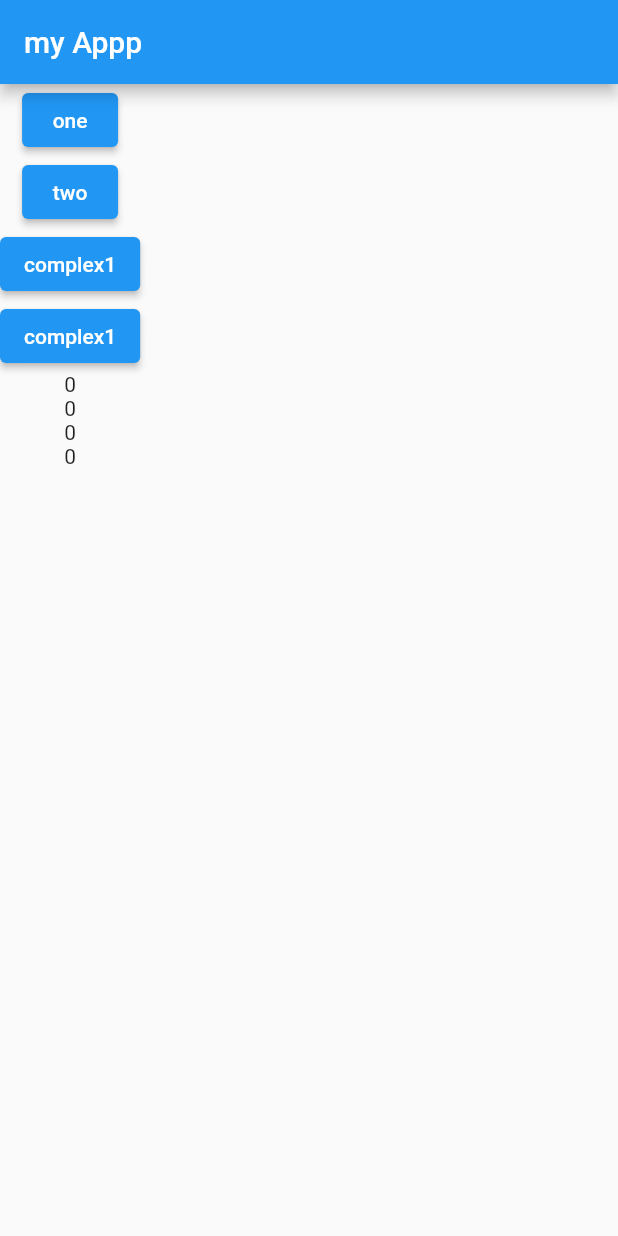
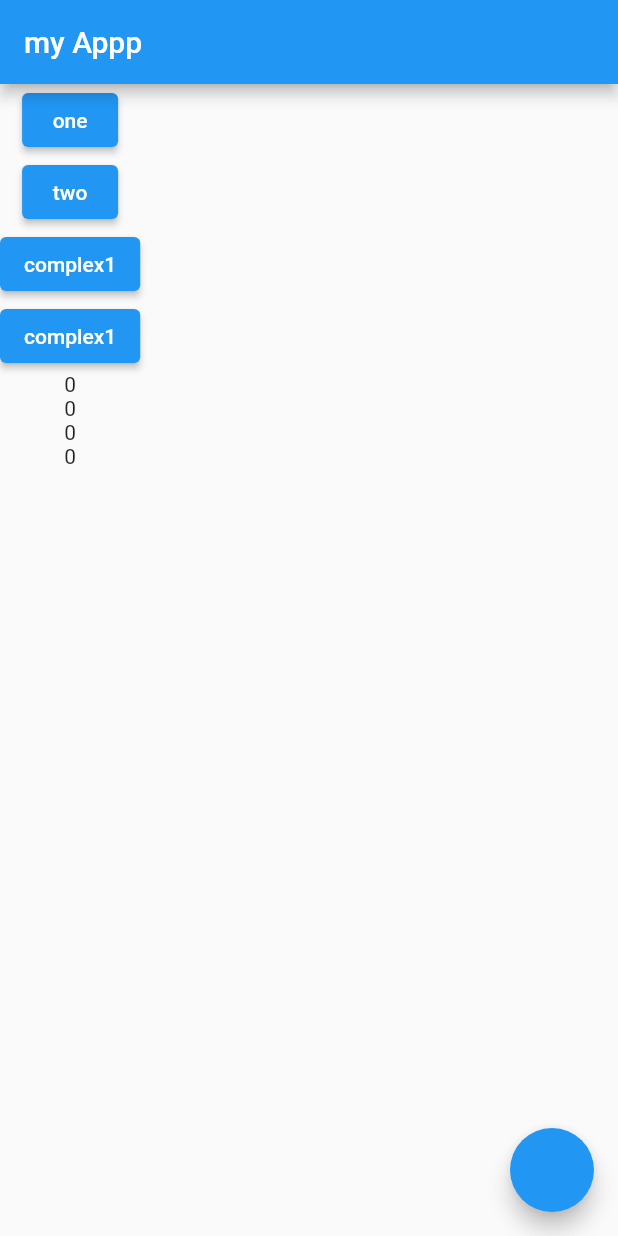
Before and after one commit to bekzhandyace/counter, a Flutter app: the screen it shows after launch, on a phone screen of 412 x 824 dp. Run offline on Flutter 3.47's test engine with Material 2 defaults, Android fonts, the phone set to English and light mode, and no system bars.

Commit message:
Added floatingActionButton

```diff
--- a/lib/main.dart
+++ b/lib/main.dart
@@ -23,7 +23,9 @@ class _MyAppState extends State<MyApp> {
         backgroundColor: Colors.blue,
       ),
       body: ExampleWidget(),
-
+      floatingActionButton: FloatingActionButton(
+        onPressed: () {},
+      ),
     );
   }
 }
```
